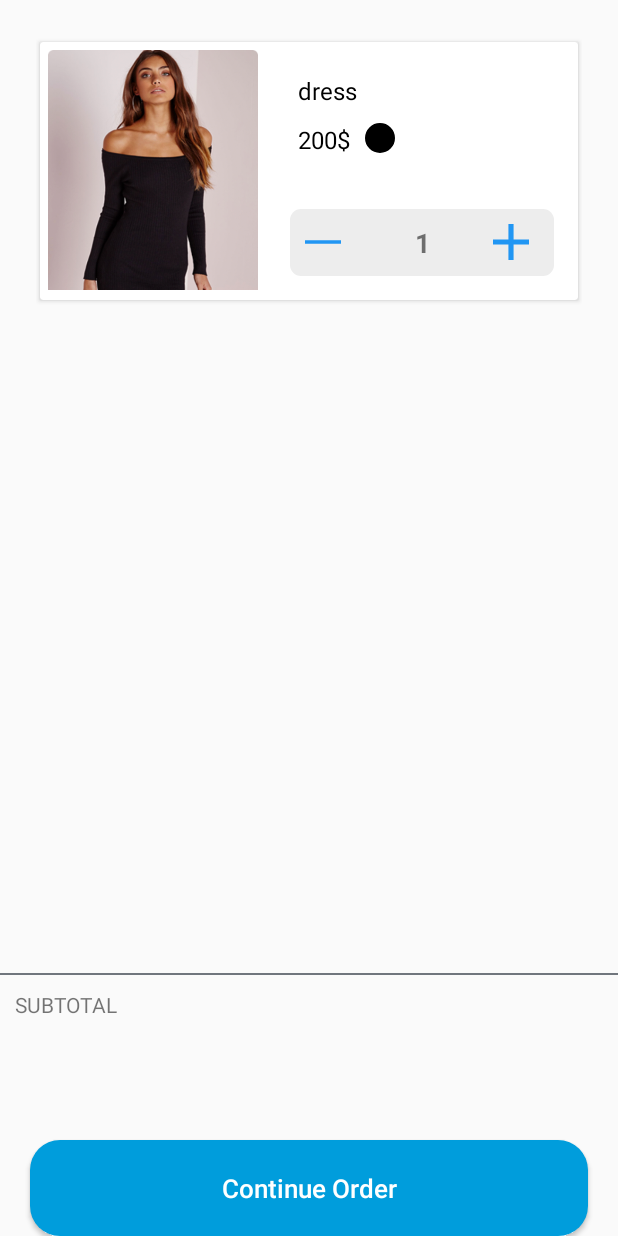
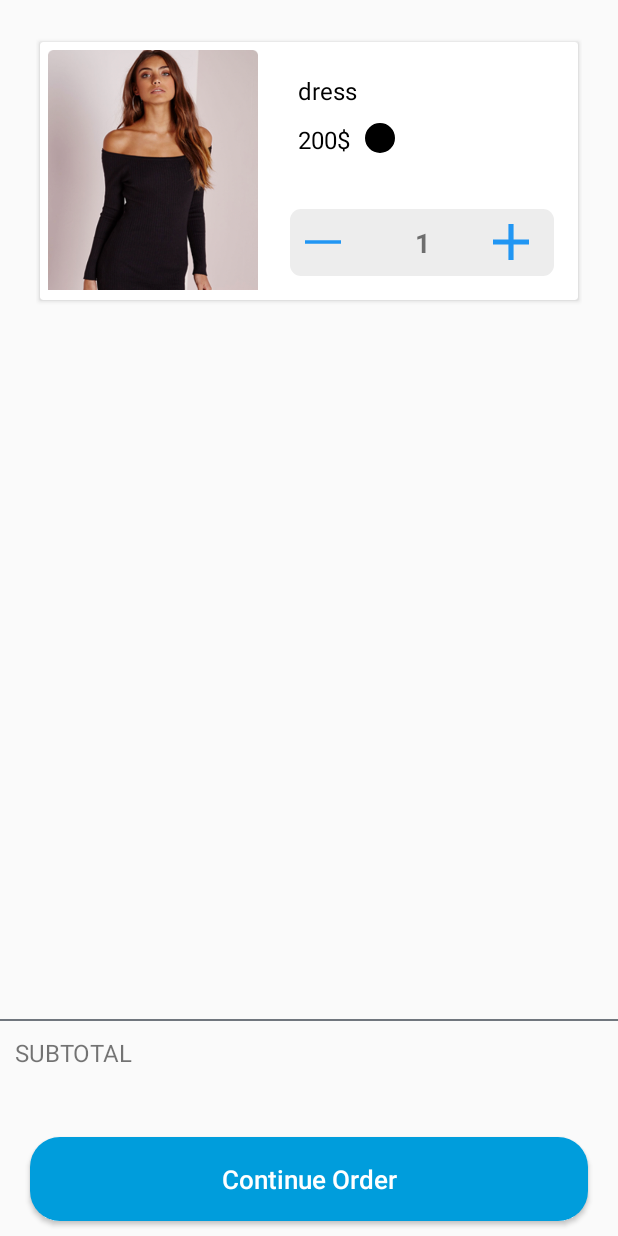
Before and after one commit to HodaTabasi/app, an Android app: the fragment CartFragment shown on its own in the app's theme, on a phone screen of 412 x 824 dp. Run offline under Robolectric (Android 15) with nearby library versions, the phone set to English and light mode, and no system bars; libraries missing offline, so code that uses them is left out: com.facebook.accountkit.

Commit message:
conncet between fragment

```diff
--- a/app/src/main/res/layout/delivery.xml
+++ b/app/src/main/res/layout/delivery.xml
@@ -26,7 +26,7 @@
             android:layout_width="match_parent"
             android:layout_height="wrap_content"
             android:orientation="horizontal"
-            android:padding="5dp">
+            android:padding="10dp">
 
             <TextView
                 android:layout_width="0dp"
@@ -175,6 +175,7 @@
             android:backgroundTint="@color/colorPrimary"
             android:textSize="16sp"
             android:text="pay now"
+            android:gravity="center"
             android:textColor="#fff"/>
 
     </LinearLayout>
--- a/app/src/main/res/layout/fragment_cart.xml
+++ b/app/src/main/res/layout/fragment_cart.xml
@@ -14,7 +14,7 @@
             android:layout_marginTop="16dp"
             android:layout_marginStart="16dp"
             android:layout_marginEnd="16dp"
-            android:layout_marginBottom="30dp"
+            android:layout_marginBottom="20dp"
             ></android.support.v7.widget.RecyclerView>
 
     </LinearLayout>
@@ -38,7 +38,8 @@
             android:layout_below="@+id/split"
             android:layout_marginStart="10dp"
             android:layout_marginTop="10dp"
-            android:text="@string/sub_total" />
+            android:text="@string/sub_total"
+            android:textSize="16sp"/>
 
         <TextView
             android:id="@+id/total_val"
@@ -53,15 +54,15 @@
             android:layout_height="wrap_content"
             android:layout_marginEnd="20dp"
             android:layout_marginStart="20dp"
-            android:layout_marginTop="35dp"
             android:background="@drawable/ripple_blue_btn"
             android:text="@string/continue_order"
             android:textAllCaps="false"
             android:textColor="@color/white"
-            android:padding="20dp"
+            android:padding="16dp"
             android:gravity="center"
             android:textSize="17sp"
-            android:id="@+id/chechout"/>
+            android:id="@+id/chechout"
+            android:layout_marginBottom="10dp"/>
 
     </LinearLayout>
 
```
